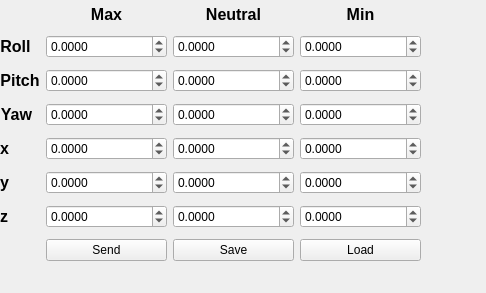
This is gcs/ui/parametercontrol.ui in lijian8/ahns10 as Qt 5 draws it before an edit. The edited form follows.
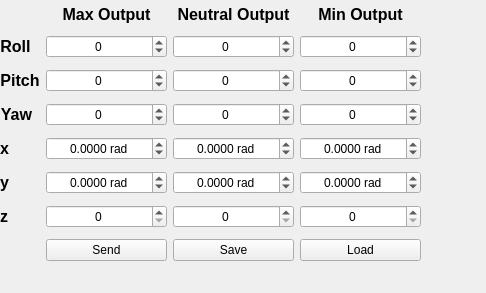
This is the edited form.

Commit message: fixing bounds and control output

What changed in the file:
```diff
--- a/gcs/ui/parametercontrol.ui
+++ b/gcs/ui/parametercontrol.ui
@@ -193,7 +193,7 @@
 &lt;html&gt;&lt;head&gt;&lt;meta name=&quot;qrichtext&quot; content=&quot;1&quot; /&gt;&lt;style type=&quot;text/css&quot;&gt;
 p, li { white-space: pre-wrap; }
 &lt;/style&gt;&lt;/head&gt;&lt;body style=&quot; font-family:'Lucida Grande'; font-size:12pt; font-weight:400; font-style:normal;&quot;&gt;
-&lt;p align=&quot;center&quot; style=&quot; margin-top:0px; margin-bottom:0px; margin-left:0px; margin-right:0px; -qt-block-indent:0; text-indent:0px;&quot;&gt;&lt;span style=&quot; font-family:'Sans'; font-weight:600;&quot;&gt;Max&lt;/span&gt;&lt;/p&gt;&lt;/body&gt;&lt;/html&gt;</string>
+&lt;p align=&quot;center&quot; style=&quot; margin-top:0px; margin-bottom:0px; margin-left:0px; margin-right:0px; -qt-block-indent:0; text-indent:0px;&quot;&gt;&lt;span style=&quot; font-family:'Sans'; font-weight:600;&quot;&gt;Max Output&lt;/span&gt;&lt;/p&gt;&lt;/body&gt;&lt;/html&gt;</string>
       </property>
      </widget>
     </item>
@@ -217,7 +217,7 @@
 &lt;html&gt;&lt;head&gt;&lt;meta name=&quot;qrichtext&quot; content=&quot;1&quot; /&gt;&lt;style type=&quot;text/css&quot;&gt;
 p, li { white-space: pre-wrap; }
 &lt;/style&gt;&lt;/head&gt;&lt;body style=&quot; font-family:'Lucida Grande'; font-size:12pt; font-weight:400; font-style:normal;&quot;&gt;
-&lt;p align=&quot;center&quot; style=&quot; margin-top:0px; margin-bottom:0px; margin-left:0px; margin-right:0px; -qt-block-indent:0; text-indent:0px;&quot;&gt;&lt;span style=&quot; font-family:'Sans'; font-weight:600;&quot;&gt;Min&lt;/span&gt;&lt;/p&gt;&lt;/body&gt;&lt;/html&gt;</string>
+&lt;p align=&quot;center&quot; style=&quot; margin-top:0px; margin-bottom:0px; margin-left:0px; margin-right:0px; -qt-block-indent:0; text-indent:0px;&quot;&gt;&lt;span style=&quot; font-family:'Sans'; font-weight:600;&quot;&gt;Min &lt;/span&gt;&lt;span style=&quot; font-family:'Sans'; font-weight:600;&quot;&gt;Output&lt;/span&gt;&lt;/p&gt;&lt;/body&gt;&lt;/html&gt;</string>
       </property>
      </widget>
     </item>
@@ -241,20 +241,23 @@
 &lt;html&gt;&lt;head&gt;&lt;meta name=&quot;qrichtext&quot; content=&quot;1&quot; /&gt;&lt;style type=&quot;text/css&quot;&gt;
 p, li { white-space: pre-wrap; }
 &lt;/style&gt;&lt;/head&gt;&lt;body style=&quot; font-family:'Lucida Grande'; font-size:12pt; font-weight:400; font-style:normal;&quot;&gt;
-&lt;p align=&quot;center&quot; style=&quot; margin-top:0px; margin-bottom:0px; margin-left:0px; margin-right:0px; -qt-block-indent:0; text-indent:0px;&quot;&gt;&lt;span style=&quot; font-family:'Sans'; font-weight:600;&quot;&gt;Neutral&lt;/span&gt;&lt;/p&gt;&lt;/body&gt;&lt;/html&gt;</string>
+&lt;p align=&quot;center&quot; style=&quot; margin-top:0px; margin-bottom:0px; margin-left:0px; margin-right:0px; -qt-block-indent:0; text-indent:0px;&quot;&gt;&lt;span style=&quot; font-family:'Sans'; font-weight:600;&quot;&gt;Neutral &lt;/span&gt;&lt;span style=&quot; font-family:'Sans'; font-weight:600;&quot;&gt;Output&lt;/span&gt;&lt;/p&gt;&lt;/body&gt;&lt;/html&gt;</string>
       </property>
      </widget>
     </item>
     <item row="1" column="1">
      <widget class="QDoubleSpinBox" name="rollMaxBox">
+      <property name="alignment">
+       <set>Qt::AlignCenter</set>
+      </property>
       <property name="decimals">
-       <number>4</number>
+       <number>0</number>
       </property>
       <property name="minimum">
-       <double>-1000.000000000000000</double>
+       <double>-128.000000000000000</double>
       </property>
       <property name="maximum">
-       <double>1000.000000000000000</double>
+       <double>127.000000000000000</double>
       </property>
       <property name="singleStep">
        <double>0.010000000000000</double>
@@ -263,14 +266,17 @@
     </item>
     <item row="1" column="3">
      <widget class="QDoubleSpinBox" name="rollMinBox">
+      <property name="alignment">
+       <set>Qt::AlignCenter</set>
+      </property>
       <property name="decimals">
-       <number>4</number>
+       <number>0</number>
       </property>
       <property name="minimum">
-       <double>-1000.000000000000000</double>
+       <double>-128.000000000000000</double>
       </property>
       <property name="maximum">
-       <double>1000.000000000000000</double>
+       <double>127.000000000000000</double>
       </property>
       <property name="singleStep">
        <double>0.010000000000000</double>
@@ -279,14 +285,17 @@
     </item>
     <item row="2" column="1">
      <widget class="QDoubleSpinBox" name="pitchMaxBox">
+      <property name="alignment">
+       <set>Qt::AlignCenter</set>
+      </property>
       <property name="decimals">
-       <number>4</number>
+       <number>0</number>
       </property>
       <property name="minimum">
-       <double>-1000.000000000000000</double>
+       <double>-128.000000000000000</double>
       </property>
       <property name="maximum">
-       <double>1000.000000000000000</double>
+       <double>127.000000000000000</double>
       </property>
       <property name="singleStep">
        <double>0.010000000000000</double>
@@ -295,14 +304,17 @@
     </item>
     <item row="2" column="2">
      <widget class="QDoubleSpinBox" name="pitchNeutralBox">
+      <property name="alignment">
+       <set>Qt::AlignCenter</set>
+      </property>
       <property name="decimals">
-       <number>4</number>
+       <number>0</number>
       </property>
       <property name="minimum">
-       <double>-1000.000000000000000</double>
+       <double>-128.000000000000000</double>
       </property>
       <property name="maximum">
-       <double>1000.000000000000000</double>
+       <double>127.000000000000000</double>
       </property>
       <property name="singleStep">
        <double>0.010000000000000</double>
@@ -311,14 +323,17 @@
     </item>
     <item row="2" column="3">
      <widget class="QDoubleSpinBox" name="pitchMinBox">
+      <property name="alignment">
+       <set>Qt::AlignCenter</set>
+      </property>
       <property name="decimals">
-       <number>4</number>
+       <number>0</number>
       </property>
       <property name="minimum">
-       <double>-1000.000000000000000</double>
+       <double>-128.000000000000000</double>
       </property>
       <property name="maximum">
-       <double>1000.000000000000000</double>
+       <double>127.000000000000000</double>
       </property>
       <property name="singleStep">
        <double>0.010000000000000</double>
@@ -327,14 +342,17 @@
     </item>
     <item row="3" column="1">
      <widget class="QDoubleSpinBox" name="yawMaxBox">
+      <property name="alignment">
+       <set>Qt::AlignCenter</set>
+      </property>
       <property name="decimals">
-       <number>4</number>
+       <number>0</number>
       </property>
       <property name="minimum">
-       <double>-1000.000000000000000</double>
+       <double>-128.000000000000000</double>
       </property>
       <property name="maximum">
-       <double>1000.000000000000000</double>
+       <double>127.000000000000000</double>
       </property>
       <property name="singleStep">
        <double>0.010000000000000</double>
@@ -343,14 +361,17 @@
     </item>
     <item row="3" column="2">
      <widget class="QDoubleSpinBox" name="yawNeutralBox">
+      <property name="alignment">
+       <set>Qt::AlignCenter</set>
+      </property>
       <property name="decimals">
-       <number>4</number>
+       <number>0</number>
       </property>
       <property name="minimum">
-       <double>-1000.000000000000000</double>
+       <double>-128.000000000000000</double>
       </property>
       <property name="maximum">
-       <double>1000.000000000000000</double>
+       <double>127.000000000000000</double>
       </property>
       <property name="singleStep">
        <double>0.010000000000000</double>
@@ -359,14 +380,17 @@
     </item>
     <item row="3" column="3">
      <widget class="QDoubleSpinBox" name="yawMinBox">
+      <property name="alignment">
+       <set>Qt::AlignCenter</set>
+      </property>
       <property name="decimals">
-       <number>4</number>
+       <number>0</number>
       </property>
       <property name="minimum">
-       <double>-1000.000000000000000</double>
+       <double>-128.000000000000000</double>
       </property>
       <property name="maximum">
-       <double>1000.000000000000000</double>
+       <double>127.000000000000000</double>
       </property>
       <property name="singleStep">
        <double>0.010000000000000</double>
@@ -375,14 +399,20 @@
     </item>
     <item row="4" column="1">
      <widget class="QDoubleSpinBox" name="xMaxBox">
+      <property name="alignment">
+       <set>Qt::AlignCenter</set>
+      </property>
+      <property name="suffix">
+       <string> rad</string>
+      </property>
       <property name="decimals">
        <number>4</number>
       </property>
       <property name="minimum">
-       <double>-1000.000000000000000</double>
+       <double>-10.000000000000000</double>
       </property>
       <property name="maximum">
-       <double>1000.000000000000000</double>
+       <double>10.000000000000000</double>
       </property>
       <property name="singleStep">
        <double>0.010000000000000</double>
@@ -391,14 +421,20 @@
     </item>
     <item row="4" column="2">
      <widget class="QDoubleSpinBox" name="xNeutralBox">
+      <property name="alignment">
+       <set>Qt::AlignCenter</set>
+      </property>
+      <property name="suffix">
+       <string> rad</string>
+      </property>
       <property name="decimals">
        <number>4</number>
       </property>
       <property name="minimum">
-       <double>-1000.000000000000000</double>
+       <double>-10.000000000000000</double>
       </property>
       <property name="maximum">
-       <double>1000.000000000000000</double>
+       <double>10.000000000000000</double>
       </property>
       <property name="singleStep">
        <double>0.010000000000000</double>
@@ -407,14 +443,20 @@
     </item>
     <item row="4" column="3">
      <widget class="QDoubleSpinBox" name="xMinBox">
+      <property name="alignment">
+       <set>Qt::AlignCenter</set>
+      </property>
+      <property name="suffix">
+       <string> rad</string>
+      </property>
       <property name="decimals">
        <number>4</number>
       </property>
       <property name="minimum">
-       <double>-1000.000000000000000</double>
+       <double>-10.000000000000000</double>
       </property>
       <property name="maximum">
-       <double>1000.000000000000000</double>
+       <double>10.000000000000000</double>
       </property>
       <property name="singleStep">
        <double>0.010000000000000</double>
@@ -423,14 +465,20 @@
     </item>
     <item row="5" column="1">
      <widget class="QDoubleSpinBox" name="yMaxBox">
+      <property name="alignment">
+       <set>Qt::AlignCenter</set>
+      </property>
+      <property name="suffix">
+       <string> rad</string>
+      </property>
       <property name="decimals">
        <number>4</number>
       </property>
       <property name="minimum">
-       <double>-1000.000000000000000</double>
+       <double>-10.000000000000000</double>
       </property>
       <property name="maximum">
-       <double>1000.000000000000000</double>
+       <double>10.000000000000000</double>
       </property>
       <property name="singleStep">
        <double>0.010000000000000</double>
@@ -439,14 +487,20 @@
     </item>
     <item row="5" column="3">
      <widget class="QDoubleSpinBox" name="yMinBox">
+      <property name="alignment">
+       <set>Qt::AlignCenter</set>
+      </property>
+      <property name="suffix">
+       <string> rad</string>
+      </property>
       <property name="decimals">
        <number>4</number>
       </property>
       <property name="minimum">
-       <double>-1000.000000000000000</double>
+       <double>-10.000000000000000</double>
       </property>
       <property name="maximum">
-       <double>1000.000000000000000</double>
+       <double>10.000000000000000</double>
       </property>
       <property name="singleStep">
        <double>0.010000000000000</double>
@@ -455,14 +509,20 @@
     </item>
     <item row="6" column="1">
      <widget class="QDoubleSpinBox" name="zMaxBox">
+      <property name="alignment">
+       <set>Qt::AlignCenter</set>
+      </property>
+      <property name="suffix">
+       <string/>
+      </property>
       <property name="decimals">
-       <number>4</number>
+       <number>0</number>
       </property>
       <property name="minimum">
-       <double>-1000.000000000000000</double>
+       <double>0.000000000000000</double>
       </property>
       <property name="maximum">
-       <double>1000.000000000000000</double>
+       <double>127.000000000000000</double>
       </property>
       <property name="singleStep">
        <double>0.010000000000000</double>
@@ -471,14 +531,20 @@
     </item>
     <item row="6" column="2">
      <widget class="QDoubleSpinBox" name="zNeutralBox">
+      <property name="alignment">
+       <set>Qt::AlignCenter</set>
+      </property>
+      <property name="suffix">
+       <string/>
+      </property>
       <property name="decimals">
-       <number>4</number>
+       <number>0</number>
       </property>
       <property name="minimum">
-       <double>-1000.000000000000000</double>
+       <double>0.000000000000000</double>
       </property>
       <property name="maximum">
-       <double>1000.000000000000000</double>
+       <double>127.000000000000000</double>
       </property>
       <property name="singleStep">
        <double>0.010000000000000</double>
@@ -487,14 +553,20 @@
     </item>
     <item row="6" column="3">
      <widget class="QDoubleSpinBox" name="zMinBox">
+      <property name="alignment">
+       <set>Qt::AlignCenter</set>
+      </property>
+      <property name="suffix">
+       <string/>
+      </property>
       <property name="decimals">
-       <number>4</number>
+       <number>0</number>
       </property>
       <property name="minimum">
-       <double>-1000.000000000000000</double>
+       <double>0.000000000000000</double>
       </property>
       <property name="maximum">
-       <double>1000.000000000000000</double>
+       <double>127.000000000000000</double>
       </property>
       <property name="singleStep">
        <double>0.010000000000000</double>
@@ -503,14 +575,17 @@
     </item>
     <item row="1" column="2">
      <widget class="QDoubleSpinBox" name="rollNeutralBox">
+      <property name="alignment">
+       <set>Qt::AlignCenter</set>
+      </property>
       <property name="decimals">
-       <number>4</number>
+       <number>0</number>
       </property>
       <property name="minimum">
-       <double>-1000.000000000000000</double>
+       <double>-128.000000000000000</double>
       </property>
       <property name="maximum">
-       <double>1000.000000000000000</double>
+       <double>127.000000000000000</double>
       </property>
       <property name="singleStep">
        <double>0.010000000000000</double>
@@ -540,14 +615,20 @@
     </item>
     <item row="5" column="2">
      <widget class="QDoubleSpinBox" name="yNeutralBox">
+      <property name="alignment">
+       <set>Qt::AlignCenter</set>
+      </property>
+      <property name="suffix">
+       <string> rad</string>
+      </property>
       <property name="decimals">
        <number>4</number>
       </property>
       <property name="minimum">
-       <double>-1000.000000000000000</double>
+       <double>-10.000000000000000</double>
       </property>
       <property name="maximum">
-       <double>1000.000000000000000</double>
+       <double>10.000000000000000</double>
       </property>
       <property name="singleStep">
        <double>0.010000000000000</double>
```
Left out of the diff: 24 changed lines with no effect on the pictures. The commit also changes 4 other files.
